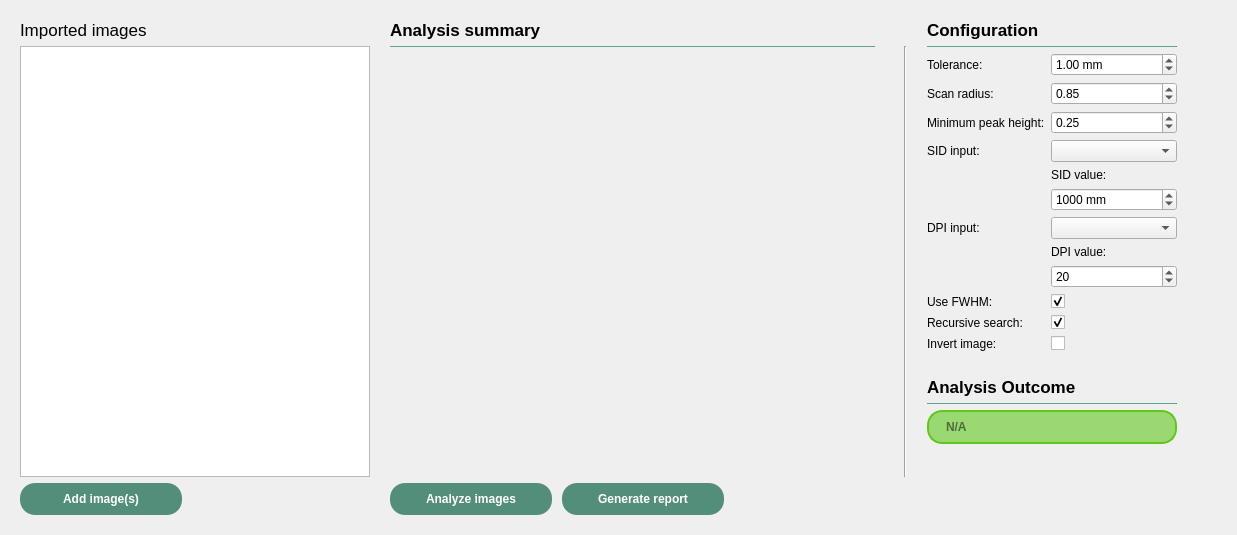
The window that ui/qt_ui/starshot_worksheet.ui (Quantico-Bullet/PyBeam-QA) describes before a commit, drawn with Qt 5.
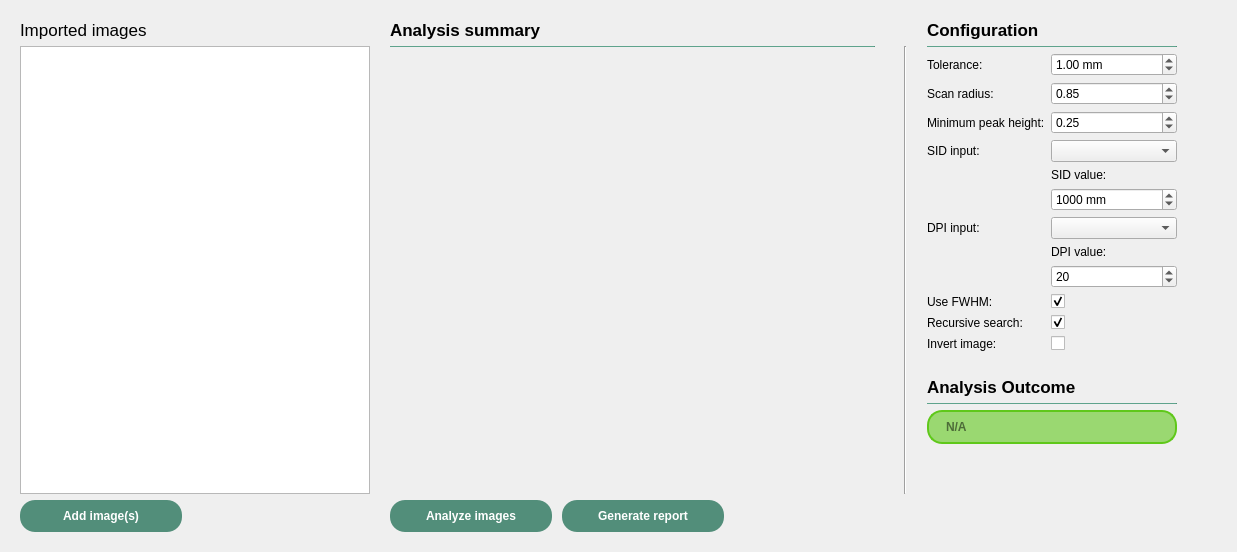
The same window after the commit.

Commit message: Updated starshot analysed image viewer

Diff of the .ui file:
```diff
--- a/ui/qt_ui/starshot_worksheet.ui
+++ b/ui/qt_ui/starshot_worksheet.ui
@@ -7,7 +7,7 @@
     <x>0</x>
     <y>0</y>
     <width>1237</width>
-    <height>535</height>
+    <height>552</height>
    </rect>
   </property>
   <property name="windowTitle">
@@ -501,7 +501,7 @@
             </property>
             <property name="sizeHint" stdset="0">
              <size>
-              <width>20</width>
+              <width>0</width>
               <height>10</height>
              </size>
             </property>
@@ -510,22 +510,6 @@
           <item>
            <layout class="QVBoxLayout" name="analysisInfoVL"/>
           </item>
-          <item>
-           <spacer name="verticalSpacer">
-            <property name="orientation">
-             <enum>Qt::Vertical</enum>
-            </property>
-            <property name="sizeType">
-             <enum>QSizePolicy::Fixed</enum>
-            </property>
-            <property name="sizeHint" stdset="0">
-             <size>
-              <width>20</width>
-              <height>20</height>
-             </size>
-            </property>
-           </spacer>
-          </item>
           <item>
            <layout class="QVBoxLayout" name="analysisImageVL"/>
           </item>
@@ -539,8 +523,8 @@
             </property>
             <property name="sizeHint" stdset="0">
              <size>
-              <width>10</width>
-              <height>0</height>
+              <width>0</width>
+              <height>10</height>
              </size>
             </property>
            </spacer>
```
Left out of the diff: 2 changed lines with no effect on the pictures. The commit also changes 4 other files.
